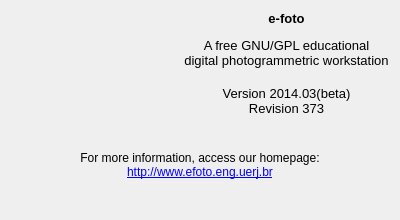
Before: the Qt Designer form qt/infrastructure/AboutLayout.ui in e-foto/e-foto, drawn with Qt 5.
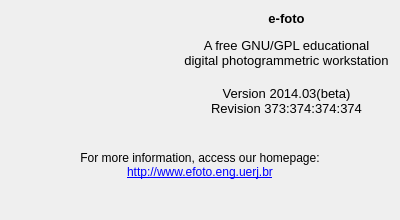
After: the same form once the commit is applied. Icons and pictures are not drawn.

```diff
--- a/qt/infrastructure/AboutLayout.ui
+++ b/qt/infrastructure/AboutLayout.ui
@@ -68,7 +68,7 @@
 &lt;p style=&quot; margin-top:18px; margin-bottom:12px; margin-left:0px; margin-right:0px; -qt-block-indent:0; text-indent:0px;&quot;&gt;&lt;span style=&quot; font-family:'Sans'; font-size:10pt; font-weight:600;&quot;&gt;e-foto&lt;/span&gt;&lt;/p&gt;
 &lt;p style=&quot; margin-top:0px; margin-bottom:0px; margin-left:0px; margin-right:0px; -qt-block-indent:0; text-indent:0px;&quot;&gt;&lt;span style=&quot; font-family:'Sans'; font-size:10pt;&quot;&gt;A free GNU/GPL educational&lt;br /&gt;digital photogrammetric workstation&lt;br /&gt;&lt;/span&gt;&lt;/p&gt;
 &lt;p style=&quot; margin-top:0px; margin-bottom:0px; margin-left:0px; margin-right:0px; -qt-block-indent:0; text-indent:0px;&quot;&gt;&lt;span style=&quot; font-family:'Sans'; font-size:10pt;&quot;&gt;Version 2014.03(beta)&lt;/span&gt;&lt;/p&gt;
-&lt;p style=&quot; margin-top:0px; margin-bottom:0px; margin-left:0px; margin-right:0px; -qt-block-indent:0; text-indent:0px;&quot;&gt;&lt;span style=&quot; font-family:'Sans'; font-size:10pt;&quot;&gt;Revision 373&lt;/span&gt;&lt;/p&gt;&lt;/body&gt;&lt;/html&gt;</string>
+&lt;p style=&quot; margin-top:0px; margin-bottom:0px; margin-left:0px; margin-right:0px; -qt-block-indent:0; text-indent:0px;&quot;&gt;&lt;span style=&quot; font-family:'Sans'; font-size:10pt;&quot;&gt;Revision 373:374:374:374&lt;/span&gt;&lt;/p&gt;&lt;/body&gt;&lt;/html&gt;</string>
      </property>
      <property name="textFormat">
       <enum>Qt::AutoText</enum>
```
